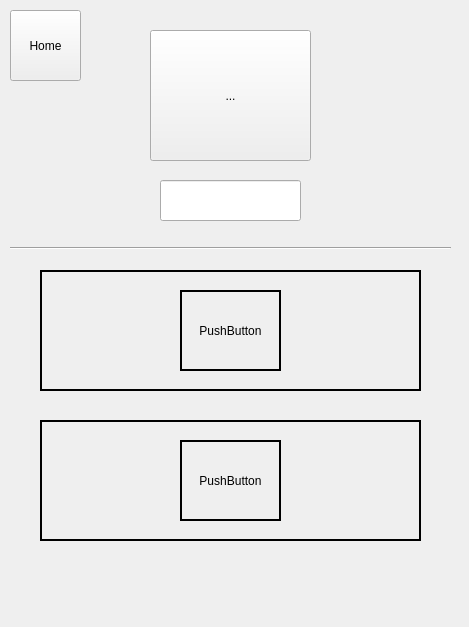
Above: profile_page.ui from sc22jat1/COMP2811-User-Interfaces-Group-4 before the change. Below: the same form after it.
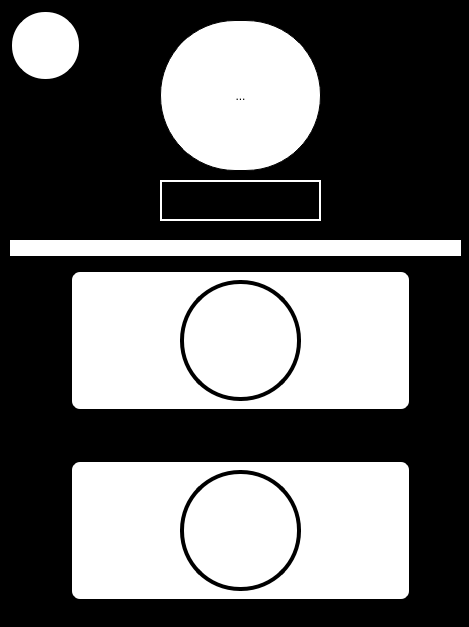
That is the form after the change. Icons and pictures are not drawn.

Commit message:
tool to close for page
Add the tool and design

Diff of the .ui file:
```diff
--- a/profile_page.ui
+++ b/profile_page.ui
@@ -10,28 +10,43 @@
     <height>627</height>
    </rect>
   </property>
+  <property name="styleSheet">
+   <string notr="true">background-color: rgb(0, 0, 0);</string>
+  </property>
   <widget class="QLabel" name="Profile_img_appearance">
    <property name="geometry">
     <rect>
-     <x>150</x>
-     <y>30</y>
+     <x>160</x>
+     <y>20</y>
      <width>161</width>
-     <height>131</height>
+     <height>151</height>
     </rect>
    </property>
+   <property name="styleSheet">
+    <string notr="true">border: 1px solid rgb(0, 0, 0);
+border-radius: 75px;
+image: url(:/new/prefix1/Downloads/4831012_account_boy_man_people_profile_icon.png);
+background-color: rgb(255, 255, 255);</string>
+   </property>
    <property name="text">
-    <string>TextLabel</string>
+    <string/>
    </property>
   </widget>
   <widget class="QToolButton" name="Tool_to_change_img">
    <property name="geometry">
     <rect>
-     <x>150</x>
-     <y>30</y>
+     <x>160</x>
+     <y>20</y>
      <width>161</width>
-     <height>131</height>
+     <height>151</height>
     </rect>
    </property>
+   <property name="styleSheet">
+    <string notr="true">border: 1px solid rgb(0, 0, 0);
+border-radius: 75px;
+image: url(:/new/prefix1/Downloads/4831012_account_boy_man_people_profile_icon.png);
+background-color: rgb(255, 255, 255);</string>
+   </property>
    <property name="text">
     <string>...</string>
    </property>
@@ -41,20 +56,29 @@
     <rect>
      <x>160</x>
      <y>180</y>
-     <width>141</width>
+     <width>161</width>
      <height>41</height>
     </rect>
    </property>
+   <property name="styleSheet">
+    <string notr="true">border: 2px solid rgb(255, 255, 255);</string>
+   </property>
   </widget>
   <widget class="Line" name="line">
    <property name="geometry">
     <rect>
      <x>10</x>
      <y>240</y>
-     <width>441</width>
+     <width>451</width>
      <height>16</height>
     </rect>
    </property>
+   <property name="styleSheet">
+    <string notr="true">color: rgb(255, 255, 255);
+background-color: rgb(255, 255, 255);
+border: 1px solid white;
+</string>
+   </property>
    <property name="orientation">
     <enum>Qt::Horizontal</enum>
    </property>
@@ -68,62 +92,101 @@
      <height>71</height>
     </rect>
    </property>
+   <property name="styleSheet">
+    <string notr="true">border: 2px solid rgb(0, 0, 0);
+image: url(:/new/prefix1/Downloads/185038_home_house_icon-2.png);
+border-radius: 35px;
+background-color: rgb(255, 255, 255);</string>
+   </property>
    <property name="text">
-    <string>Home</string>
+    <string/>
    </property>
   </widget>
   <widget class="QWidget" name="video_1" native="true">
    <property name="geometry">
     <rect>
-     <x>40</x>
+     <x>70</x>
      <y>270</y>
-     <width>381</width>
-     <height>121</height>
+     <width>341</width>
+     <height>141</height>
     </rect>
    </property>
    <property name="styleSheet">
-    <string notr="true">border: 2px solid black;</string>
+    <string notr="true">border: 2px solid rgb(0,0,0);
+background-color: rgb(255, 255, 255);
+border-radius: 10px;</string>
    </property>
    <widget class="QPushButton" name="Play_Button_1">
     <property name="geometry">
      <rect>
-      <x>140</x>
-      <y>20</y>
-      <width>101</width>
-      <height>81</height>
+      <x>110</x>
+      <y>10</y>
+      <width>121</width>
+      <height>121</height>
      </rect>
     </property>
+    <property name="styleSheet">
+     <string notr="true">border: 4px solid rgb(0, 0, 0);
+border-radius: 60px;
+image: url(:/new/prefix1/Downloads/7754950_media player_button_play_start_begin_icon.png);</string>
+    </property>
     <property name="text">
-     <string>PushButton</string>
+     <string/>
     </property>
    </widget>
   </widget>
   <widget class="QWidget" name="video_2" native="true">
    <property name="geometry">
     <rect>
-     <x>40</x>
-     <y>420</y>
-     <width>381</width>
-     <height>121</height>
+     <x>70</x>
+     <y>460</y>
+     <width>341</width>
+     <height>141</height>
     </rect>
    </property>
    <property name="styleSheet">
-    <string notr="true">border: 2px solid black;</string>
+    <string notr="true">border: 2px solid rgb(0,0,0);
+background-color: rgb(255, 255, 255);
+border-radius: 10px;</string>
    </property>
    <widget class="QPushButton" name="Play_Button_2">
     <property name="geometry">
      <rect>
-      <x>140</x>
-      <y>20</y>
-      <width>101</width>
-      <height>81</height>
+      <x>110</x>
+      <y>10</y>
+      <width>121</width>
+      <height>121</height>
      </rect>
     </property>
+    <property name="styleSheet">
+     <string notr="true">border: 4px solid rgb(0, 0, 0);
+border-radius: 60px;
+image: url(:/new/prefix1/Downloads/7754950_media player_button_play_start_begin_icon.png);</string>
+    </property>
     <property name="text">
-     <string>PushButton</string>
+     <string/>
     </property>
    </widget>
   </widget>
+  <widget class="QPushButton" name="Close_Button">
+   <property name="geometry">
+    <rect>
+     <x>410</x>
+     <y>10</y>
+     <width>51</width>
+     <height>61</height>
+    </rect>
+   </property>
+   <property name="styleSheet">
+    <string notr="true">border: 1px solid rgb(0, 0, 0);
+image: url(:/new/prefix1/Downloads/619539_close_delete_dismiss_exit_cancel_icon.png);
+
+</string>
+   </property>
+   <property name="text">
+    <string/>
+   </property>
+  </widget>
  </widget>
  <resources/>
  <connections/>
```
The commit also changes 5 other files.
